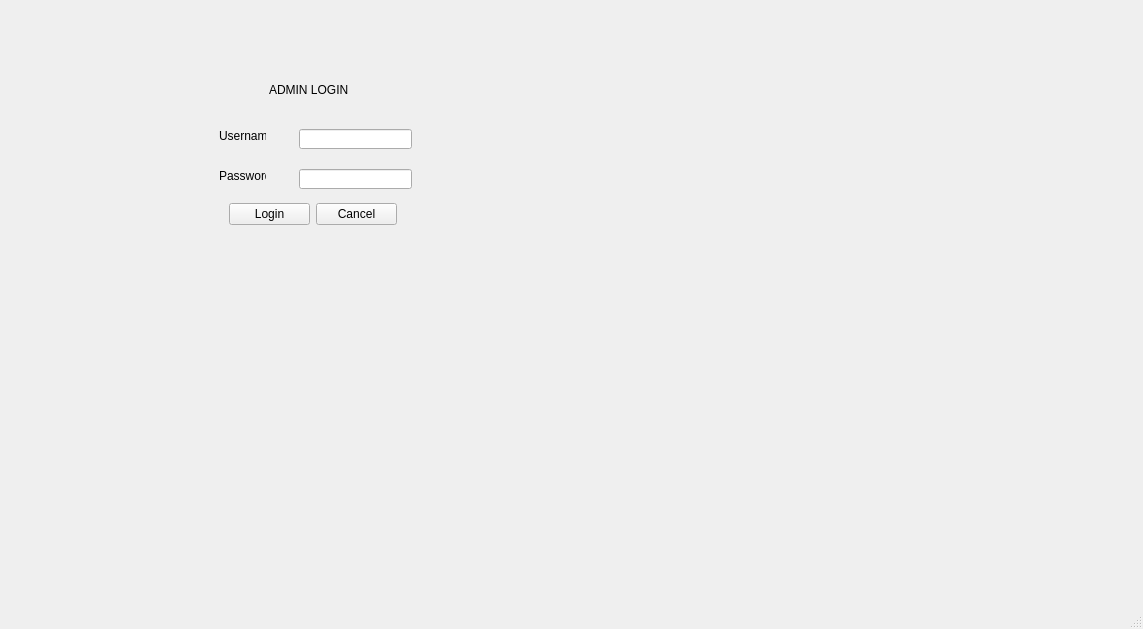
Old version of the form adminwindow.ui in the repository OneEcho/NFL-Football-Project.
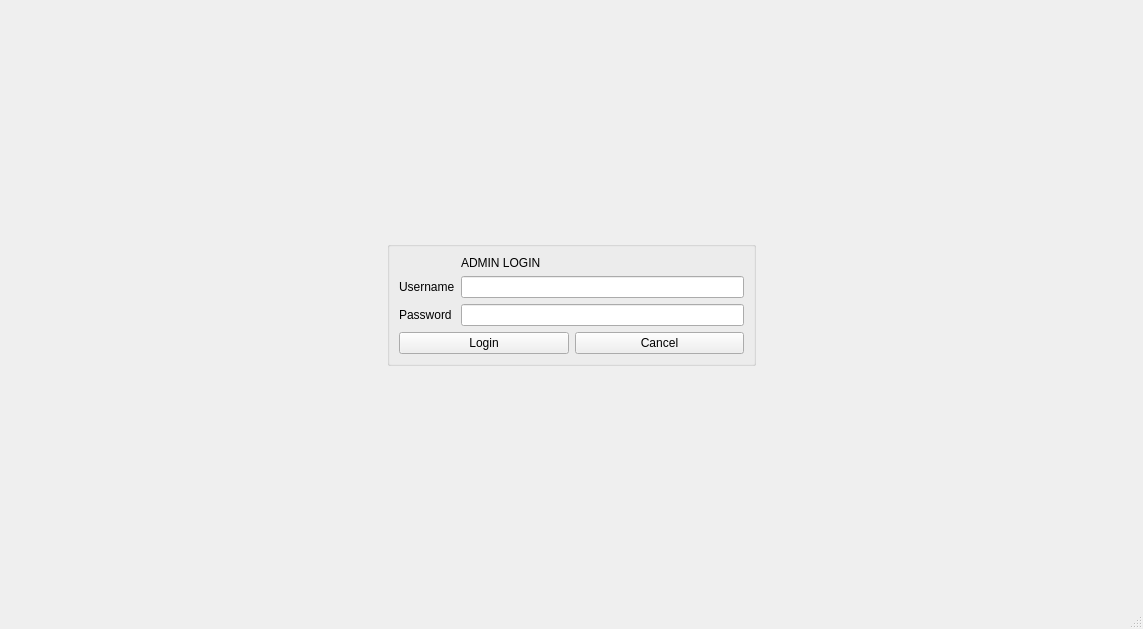
New version of the form. The open tabs and pages were chosen to show the change.

Diff of the .ui file:
```diff
--- a/adminwindow.ui
+++ b/adminwindow.ui
@@ -27,77 +27,45 @@
        <number>1</number>
       </property>
       <widget class="QWidget" name="page_0">
-       <widget class="QLineEdit" name="usernameLineEdit">
-        <property name="geometry">
-         <rect>
-          <x>290</x>
-          <y>120</y>
-          <width>113</width>
-          <height>20</height>
-         </rect>
-        </property>
-       </widget>
-       <widget class="QLineEdit" name="passwordLineEdit">
-        <property name="geometry">
-         <rect>
-          <x>290</x>
-          <y>160</y>
-          <width>113</width>
-          <height>20</height>
-         </rect>
-        </property>
-        <property name="echoMode">
-         <enum>QLineEdit::Password</enum>
-        </property>
-       </widget>
+       <layout class="QGridLayout" name="gridLayout_4">
+        <item row="1" column="1">
+         <widget class="QGroupBox" name="groupBox">
+          <property name="title">
+           <string/>
+          </property>
+          <layout class="QGridLayout" name="gridLayout_2">
+           <item row="0" column="1">
        <widget class="QLabel" name="label">
-        <property name="geometry">
-         <rect>
-          <x>260</x>
-          <y>60</y>
-          <width>91</width>
-          <height>41</height>
-         </rect>
-        </property>
         <property name="text">
          <string>ADMIN LOGIN</string>
         </property>
        </widget>
+           </item>
+           <item row="1" column="0">
        <widget class="QLabel" name="usernameLabel">
-        <property name="geometry">
-         <rect>
-          <x>210</x>
-          <y>120</y>
-          <width>47</width>
-          <height>13</height>
-         </rect>
-        </property>
         <property name="text">
          <string>Username</string>
         </property>
        </widget>
+           </item>
+           <item row="1" column="1">
+            <widget class="QLineEdit" name="usernameLineEdit"/>
+           </item>
+           <item row="2" column="0">
        <widget class="QLabel" name="passwordLabel">
-        <property name="geometry">
-         <rect>
-          <x>210</x>
-          <y>160</y>
-          <width>47</width>
-          <height>13</height>
-         </rect>
-        </property>
         <property name="text">
          <string>Password</string>
         </property>
        </widget>
-       <widget class="QWidget" name="horizontalLayoutWidget">
-        <property name="geometry">
-         <rect>
-          <x>220</x>
-          <y>190</y>
-          <width>168</width>
-          <height>30</height>
-         </rect>
-        </property>
+           </item>
+           <item row="2" column="1">
+            <widget class="QLineEdit" name="passwordLineEdit">
+             <property name="echoMode">
+              <enum>QLineEdit::Password</enum>
+             </property>
+            </widget>
+           </item>
+           <item row="3" column="0" colspan="2">
         <layout class="QHBoxLayout" name="horizontalLayout">
          <item>
           <widget class="QPushButton" name="loginButton">
@@ -114,7 +82,63 @@
           </widget>
          </item>
         </layout>
-       </widget>
+           </item>
+          </layout>
+         </widget>
+        </item>
+        <item row="2" column="1">
+         <spacer name="verticalSpacer">
+          <property name="orientation">
+           <enum>Qt::Vertical</enum>
+          </property>
+          <property name="sizeHint" stdset="0">
+           <size>
+            <width>20</width>
+            <height>40</height>
+           </size>
+          </property>
+         </spacer>
+        </item>
+        <item row="1" column="0">
+         <spacer name="horizontalSpacer">
+          <property name="orientation">
+           <enum>Qt::Horizontal</enum>
+          </property>
+          <property name="sizeHint" stdset="0">
+           <size>
+            <width>40</width>
+            <height>20</height>
+           </size>
+          </property>
+         </spacer>
+        </item>
+        <item row="1" column="2">
+         <spacer name="horizontalSpacer_2">
+          <property name="orientation">
+           <enum>Qt::Horizontal</enum>
+          </property>
+          <property name="sizeHint" stdset="0">
+           <size>
+            <width>40</width>
+            <height>20</height>
+           </size>
+          </property>
+         </spacer>
+        </item>
+        <item row="0" column="1">
+         <spacer name="verticalSpacer_2">
+          <property name="orientation">
+           <enum>Qt::Vertical</enum>
+          </property>
+          <property name="sizeHint" stdset="0">
+           <size>
+            <width>20</width>
+            <height>40</height>
+           </size>
+          </property>
+         </spacer>
+        </item>
+       </layout>
       </widget>
       <widget class="QWidget" name="page_1">
        <layout class="QGridLayout" name="gridLayout_3">
```
Left out of the diff: 4 changed lines with no effect on the pictures. Lines whose indentation alone changed are shown as unchanged.
